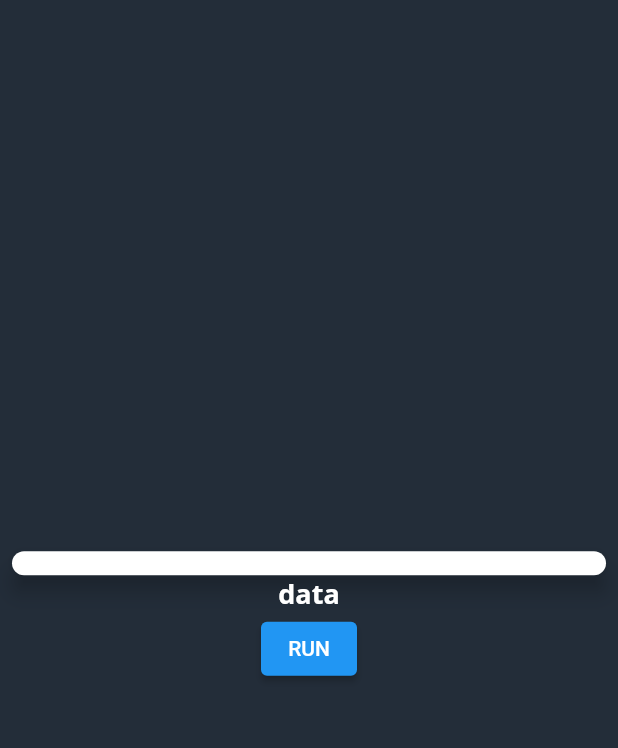
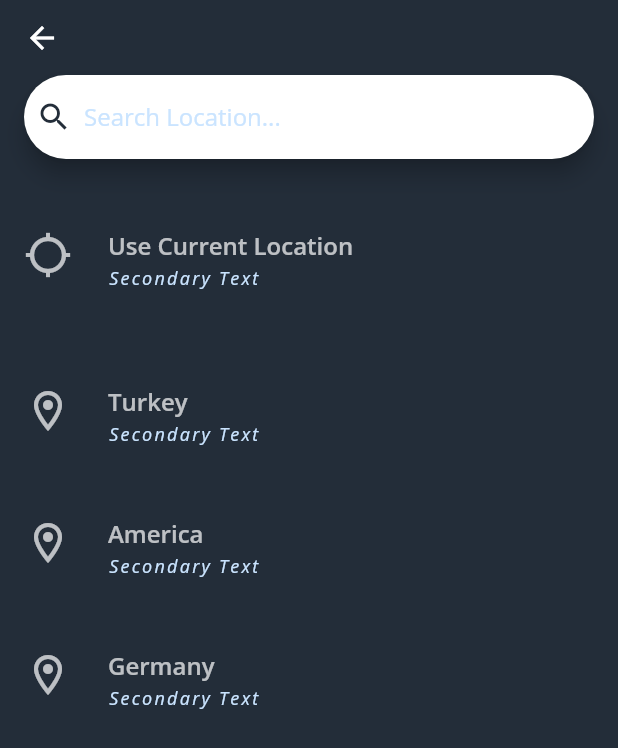
Before and after one commit to m-emrec/Forecast-app, a Flutter app: the screen it shows after launch, on a phone screen of 412 x 824 dp. Shown: the top 748 px of the screen. Run offline on Flutter 3.47's test engine with Material 2 defaults, Android fonts, the phone set to English and light mode, and no system bars; our stand-ins replace bloc, equatable, flutter_bloc, geolocator, get_it, google_fonts and 1 more.

Commit message:
basic ui is done

```diff
--- a/lib/config/theme/app_theme.dart
+++ b/lib/config/theme/app_theme.dart
@@ -7,19 +7,26 @@ class AppTheme {
     brightness: Brightness.light,
     textTheme: AppTextThemes.textTheme,
     scaffoldBackgroundColor: const Color(0xFF232D39),
+
+    /// appbar
     appBarTheme: const AppBarTheme(
       systemOverlayStyle: SystemUiOverlayStyle(
         systemNavigationBarColor: Color(0xFF232D39),
         statusBarColor: Colors.transparent,
       ),
     ),
+
+    /// divider
     dividerTheme: const DividerThemeData(
       thickness: 3,
       color: Color(0xFF1E88F6),
       indent: 32,
       endIndent: 32,
     ),
-      searchBarTheme: SearchBarThemeData());
+
+    /// Search Bar
+    searchBarTheme: const SearchBarThemeData(),
+  );
 }
 
 class AppTextThemes {
--- a/lib/features/search_location/presentation/pages/search_location_page.dart
+++ b/lib/features/search_location/presentation/pages/search_location_page.dart
@@ -3,6 +3,8 @@ import 'package:http/http.dart' as http;
 import 'package:weather/core/constants/logger.dart';
 import 'package:weather/core/constants/strings.dart';
 import 'package:weather/core/extensions/context_extension.dart';
+import 'package:weather/core/extensions/empty_padding.dart';
+import 'package:weather/features/search_location/presentation/widgets/location_tile.dart';
 
 class SearchLocationPage extends StatefulWidget {
   const SearchLocationPage({super.key});
@@ -27,42 +29,69 @@ class _SearchLocationPageState extends State<SearchLocationPage> {
     logger.i(res.body);
   }
 
+  List b = ["Turkey", "America", "Germany"];
   @override
   Widget build(BuildContext context) {
     return Scaffold(
-      body: SafeArea(
-        child: Center(
-          child: Column(
-            mainAxisAlignment: MainAxisAlignment.center,
-            crossAxisAlignment: CrossAxisAlignment.center,
-            children: [
-              Padding(
-                padding: const EdgeInsets.symmetric(horizontal: 8.0),
+      appBar: AppBar(
+        forceMaterialTransparency: true,
+        leading: BackButton(
+          onPressed: () => Navigator.of(context).pop(),
+        ),
+
+        /// Search Bar
+        bottom: PreferredSize(
+          preferredSize: const Size.fromHeight(50),
+          child: Padding(
+            padding: const EdgeInsets.symmetric(horizontal: 16.0),
             child: SearchBar(
+              hintStyle: MaterialStatePropertyAll(context.textTheme.bodySmall),
+              hintText: "Search Location...",
+              leading: Icon(
+                Icons.search,
+                color: context.theme.scaffoldBackgroundColor,
+              ),
               onChanged: (value) => a(value),
-                  constraints: BoxConstraints(
-                    maxHeight: 50,
-                    // maxWidth: MediaQuery.of(context).size.width * 0.9,
-                  ),
               textStyle: MaterialStatePropertyAll(
-                    context.textTheme.labelSmall,
+                context.textTheme.labelLarge,
               ),
             ),
           ),
-              const Text(
-                "data",
-                style: TextStyle(color: Colors.white),
         ),
-              ElevatedButton(
-                onPressed: () => a("Turk"),
-                child: const Text(
-                  "RUN",
+
+        // title: Text("Seacrh Location"),
+      ),
+      body: Padding(
+        padding: const EdgeInsets.symmetric(
+          vertical: 24.0,
+          horizontal: 8.0,
+        ),
+        child: Column(
+          crossAxisAlignment: CrossAxisAlignment.center,
+          children: [
+            LocationTile(
+              onTap: () {},
+            ),
+            // const Divider(
+            //   endIndent: 0,
+            //   indent: 0,
+            //   color: Colors.white54,
+            // ),
+            16.ph,
+            Expanded(
+              child: ListView.builder(
+                itemCount: b.length,
+                itemBuilder: (contex, index) {
+                  return LocationTile(
+                    text: b[index],
+                    onTap: () {},
+                  );
+                },
               ),
             )
           ],
         ),
       ),
-      ),
     );
   }
 }
--- /dev/null
+++ b/lib/features/search_location/presentation/widgets/location_tile.dart
@@ -0,0 +1,49 @@
+// ignore_for_file: public_member_api_docs, sort_constructors_first
+import 'package:flutter/material.dart';
+
+import 'package:weather/core/extensions/context_extension.dart';
+
+class LocationTile extends StatefulWidget {
+  final String? text;
+  final VoidCallback onTap;
+  const LocationTile({
+    Key? key,
+    this.text,
+    required this.onTap,
+  }) : super(key: key);
+
+  @override
+  State<LocationTile> createState() => _LocationTileState();
+}
+
+class _LocationTileState extends State<LocationTile> {
+  @override
+  Widget build(BuildContext context) {
+    return ListTile(
+      leading: Icon(
+        widget.text == null
+            ? Icons.location_searching
+            : Icons.location_on_outlined,
+        color: Colors.white70,
+        size: 32,
+      ),
+      title: Text(
+        widget.text ?? "Use Current Location",
+        style: context.textTheme.bodySmall!.copyWith(
+          fontSize: 16,
+          fontWeight: FontWeight.w600,
+          color: Colors.white70,
+        ),
+      ),
+      subtitle: Text(
+        "Secondary Text",
+        style: context.textTheme.labelSmall!.copyWith(
+          fontWeight: FontWeight.normal,
+          fontStyle: FontStyle.italic,
+        ),
+      ),
+      contentPadding: const EdgeInsets.all(8.0),
+      onTap: widget.onTap,
+    );
+  }
+}
```
Lines whose indentation alone changed are shown as unchanged.
